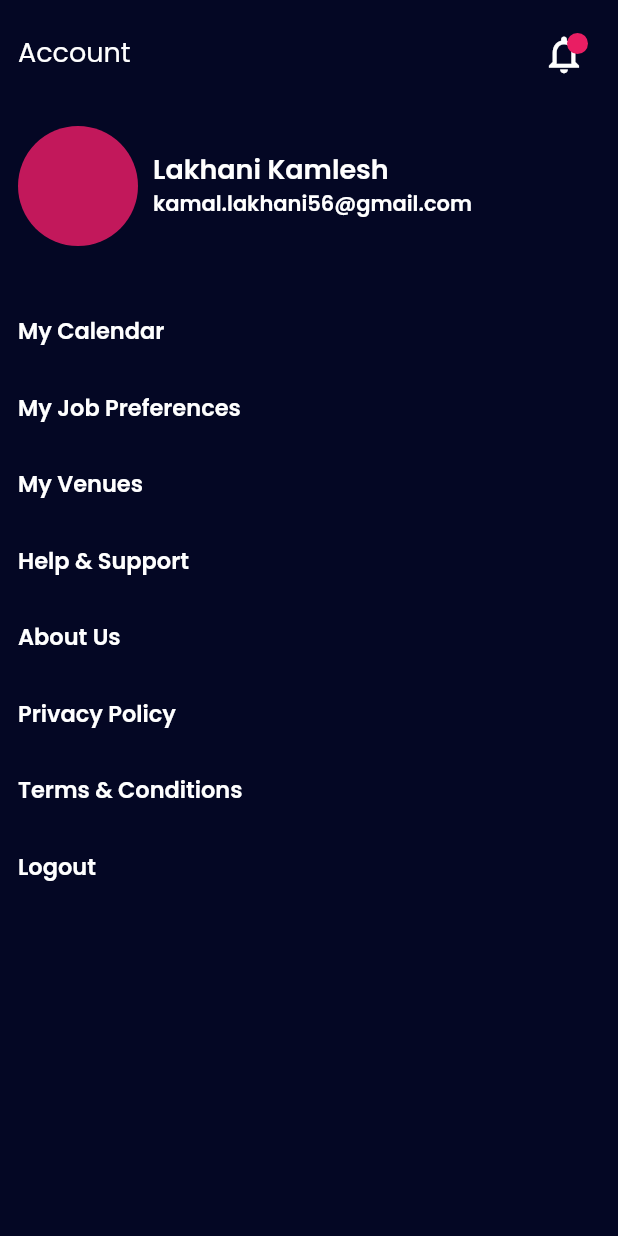
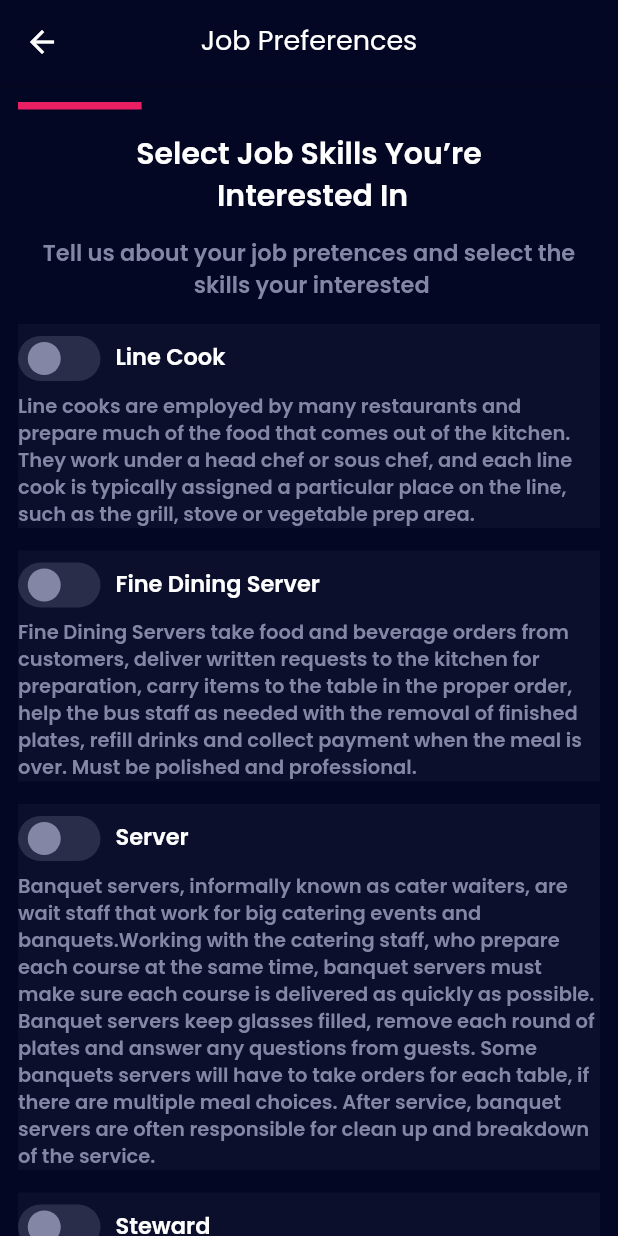
Before and after one commit to fluttertutorialin/mvpeventstaffing, a Flutter app: the AccountPage screen opened directly, after a tap on "My Job Preferences", on a phone screen of 412 x 824 dp. Run offline on Flutter 3.47's test engine with Material 2 defaults, Android fonts, the phone set to English and light mode, and no system bars; our stand-ins replace get, google_fonts, pin_code_text_field.

Commit message:
new ui add

```diff
--- a/lib/binding/import_collection_binding.dart
+++ b/lib/binding/import_collection_binding.dart
@@ -4,3 +4,4 @@ export 'sign_up_binding.dart';
 export 'otp_binding.dart';
 export 'forgot_password_binding.dart';
 export 'bottom_navigation_binding.dart';
+export 'profile_edit_binding.dart';
--- /dev/null
+++ b/lib/binding/profile_edit_binding.dart
@@ -0,0 +1,9 @@
+import 'package:get/get.dart';
+import '../controller/import_collection_controller.dart';
+
+class ProfileEditBinding extends Bindings {
+  @override
+  void dependencies() {
+    Get.lazyPut(() => ProfileEditController());
+  }
+}
--- a/lib/controller/import_collection_controller.dart
+++ b/lib/controller/import_collection_controller.dart
@@ -4,3 +4,4 @@ export 'sign_up_controller.dart';
 export 'otp_controller.dart';
 export 'forgot_password_controller.dart';
 export 'bottom_navigation_controller.dart';
+export 'profile_edit_controller.dart';
--- /dev/null
+++ b/lib/controller/profile_edit_controller.dart
@@ -0,0 +1,5 @@
+import 'package:get/get.dart';
+
+class ProfileEditController extends GetxController{
+
+}
--- a/lib/resource/app_value.dart
+++ b/lib/resource/app_value.dart
@@ -65,6 +65,7 @@ const String homeTitleString = 'Home';
 const String eventsTitleString = 'Events';
 const String accountTitleString = 'Account';
 const String notificationTitleString  = 'Notification';
+const String profileEditTitleString  = 'Profile Edit';
 
 const String loginButtonString = 'Login';
 const String signUpButtonString  = 'Sign Up';
@@ -78,6 +79,7 @@ const String saveAndContinueButtonString = 'Save and Continue';
 const String yesButtonString = 'Yes';
 const String noButtonString = 'No';
 const String updateProfileButtonString = 'Update Profile';
+const String updateButtonString = 'Update';
 
 const String emailHintString = 'Email';
 const String passwordHintString = 'Password';
@@ -95,6 +97,8 @@ const String chooseFileHintString = 'choose file';
 const String searchHintString = 'Search Event';
 const String addressHintString = 'Address';
 const String stateHintString = 'State';
+const String currentPasswordHintString = 'Current Password';
+const String newPasswordHintString = 'New Password';
 
 const String homeBottomMenu = 'Home';
 const String eventsBottomMenu = 'Events';
--- a/lib/route_navigation/app_module.dart
+++ b/lib/route_navigation/app_module.dart
@@ -26,20 +26,35 @@ abstract class AppPage {
         name: verifyOtpRoute,
         binding: OtpBinding(),
         page: () => const OtpPage()),
-    GetPage(name: approvedProfileRoute, page: () => const ApprovedProfilePage()),
-    GetPage(name: approvePendingProfileRoute, page: () => const ApprovePendingProfilePage()),
+    GetPage(
+        name: approvedProfileRoute, page: () => const ApprovedProfilePage()),
+    GetPage(
+        name: approvePendingProfileRoute,
+        page: () => const ApprovePendingProfilePage()),
     GetPage(name: otpSuccessRoute, page: () => const OtpSuccessPage()),
-
-    GetPage(name: stepBasicDetailRoute, page: () => const StepBasicDetailPage()),
-    GetPage(name: stepContactDetailRoute, page: () => const StepContactDetailPage()),
+    GetPage(
+        name: stepBasicDetailRoute, page: () => const StepBasicDetailPage()),
+    GetPage(
+        name: stepContactDetailRoute,
+        page: () => const StepContactDetailPage()),
     GetPage(name: stepJobSettingsRoute, page: () => const StepJobSettingPage()),
-    GetPage(name: stepUploadDocumentRoute, page: () => const StepUploadDocumentPage()),
-    GetPage(name: stepLocationShareRoute, page: () => const StepLocationSharePage()),
-
+    GetPage(
+        name: stepUploadDocumentRoute,
+        page: () => const StepUploadDocumentPage()),
+    GetPage(
+        name: stepLocationShareRoute,
+        page: () => const StepLocationSharePage()),
     GetPage(name: notificationRoute, page: () => const NotificationPage()),
-
-    GetPage(name: bottomNavigationRoute,
+    GetPage(
+        name: bottomNavigationRoute,
         binding: BottomNavigationBinding(),
         page: () => const BottomNavigationPage()),
+    GetPage(
+        name: profileEditRoute,
+        binding: ProfileEditBinding(),
+        page: () => const ProfileEditPage()),
+
+    GetPage(name: profileJobSettingRoute, page: () => const ProfileJobSettingPage()),
+
   ];
 }
--- a/lib/route_navigation/route.dart
+++ b/lib/route_navigation/route.dart
@@ -15,3 +15,5 @@ const String stepLocationShareRoute = '/stepLocationShare';
 
 const String bottomNavigationRoute = '/home';
 const String notificationRoute = '/notification';
+const String profileEditRoute = '/profileEdit';
+const String profileJobSettingRoute = '/ProfileJobSettingPage';
--- a/lib/ui/page/account_page.dart
+++ b/lib/ui/page/account_page.dart
@@ -60,18 +60,27 @@ class AccountPage extends StatelessWidget {
                                       color: whiteColor,
                                       fontSize: 18,
                                       fontWeight: FontWeight.w600))),
-                          Text('kamal.lakhani56@gmail.com',
-                              style: Get.textTheme.headline1!.merge(
-                                  const TextStyle(
-                                      color: whiteColor,
-                                      fontSize: 14,
-                                      fontWeight: FontWeight.w600)))
+                          InkWell(
+                              child: Padding(
+                                  padding:
+                                      const EdgeInsets.all(5),
+                                  child: Text('Profile Edit',
+                                      style: Get.textTheme.headline1!.merge(
+                                          const TextStyle(
+                                              color: primarySwatchColor                           ,
+                                              fontSize: 14,
+                                              fontWeight: FontWeight.w600)))),
+                              onTap: () {
+                                Get.toNamed(profileEditRoute);
+                              })
                         ]))
                   ])),
               const SizedBox(height: 25),
               _menuWidget(name: 'My Calendar'),
               const SizedBox(height: 10),
-              _menuWidget(name: 'My Job Preferences'),
+              _menuWidget(name: 'My Job Preferences', onPress: (){
+                Get.toNamed(profileJobSettingRoute);
+              }),
               const SizedBox(height: 10),
               _menuWidget(name: 'My Venues'),
               const SizedBox(height: 10),
--- a/lib/ui/page/import_collection_page.dart
+++ b/lib/ui/page/import_collection_page.dart
@@ -11,8 +11,10 @@ export 'step_profile/step_job_setting_page.dart';
 export 'step_profile/step_upload_document_page.dart';
 export 'step_profile/step_location_share_page.dart';
 export 'step_profile/approve_pending_profile_page.dart';
+export 'step_profile/profile_job_setting_page.dart';
 export 'home_page.dart';
 export 'event_page.dart';
 export 'venues_page.dart';
 export 'account_page.dart';
 export 'notification_page.dart';
+export 'profile_edit_page.dart';
--- /dev/null
+++ b/lib/ui/page/step_profile/profile_job_setting_page.dart
@@ -0,0 +1,155 @@
+import 'package:flutter/material.dart';
+import 'package:get/get.dart';
+import '../../../route_navigation/route.dart';
+import '../../widget/custom_switch.dart';
+import '../../../resource/app_color.dart';
+import '../../../resource/app_value.dart';
+
+class ProfileJobSettingPage extends StatelessWidget {
+  const ProfileJobSettingPage({Key? key}) : super(key: key);
+
+  @override
+  Widget build(BuildContext context) {
+    return Scaffold(
+        backgroundColor: backgroundColor,
+        appBar: AppBar(
+            centerTitle: true,
+            elevation: 1,
+            backgroundColor: backgroundColor.withOpacity(0.9),
+            title: Text(jobPreferencesTitleString,
+                style: Get.textTheme.bodyText1!
+                    .merge(const TextStyle(color: whiteColor, fontSize: 18)))),
+        body: SingleChildScrollView(
+            child: Container(
+                padding: const EdgeInsets.all(12),
+                child: Column(
+                    crossAxisAlignment: CrossAxisAlignment.start,
+                    children: [
+                      Container(
+                          height: 5,
+                          width: Get.width / 5,
+                          color: primarySwatchColor),
+                      const SizedBox(height: 15),
+                      Center(
+                          child: Text(jobSkillInterestedStep,
+                              style: Get.textTheme.headline1!.merge(
+                                  const TextStyle(
+                                      color: whiteColor,
+                                      fontSize: 20,
+                                      fontWeight: FontWeight.w600)),
+                              textAlign: TextAlign.center)),
+                      const SizedBox(height: 15),
+                      Center(
+                          child: Text(tellUsJobAbout,
+                              style: Get.textTheme.headline1!.merge(
+                                  const TextStyle(
+                                      color: greyColor,
+                                      fontSize: 15,
+                                      fontWeight: FontWeight.w600)),
+                              textAlign: TextAlign.center)),
+                      const SizedBox(height: 15),
+                      Container(
+                          color: boxColor,
+                          child: Column(children: [
+                            Row(children: [
+                              CustomSwitch(value: false, onChanged: (value) {}),
+                              const SizedBox(width: 10),
+                              Text(lineLook,
+                                  style: Get.textTheme.headline1!.merge(
+                                      const TextStyle(
+                                          color: whiteColor,
+                                          fontSize: 15,
+                                          fontWeight: FontWeight.w600)))
+                            ]),
+                            Text(lineLookDetail,
+                                style: Get.textTheme.headline1!.merge(
+                                    const TextStyle(
+                                        color: greyColor,
+                                        fontSize: 13,
+                                        fontWeight: FontWeight.w600)))
+                          ])),
+                      const SizedBox(height: 15),
+                      Container(
+                          color: boxColor,
+                          child: Column(children: [
+                            Row(children: [
+                              CustomSwitch(value: false, onChanged: (value) {}),
+                              const SizedBox(width: 10),
+                              Text(fineDiningServer,
+                                  style: Get.textTheme.headline1!.merge(
+                                      const TextStyle(
+                                          color: whiteColor,
+                                          fontSize: 15,
+                                          fontWeight: FontWeight.w600)))
+                            ]),
+                            Text(fineDiningServerDetail,
+                                style: Get.textTheme.headline1!.merge(
+                                    const TextStyle(
+                                        color: greyColor,
+                                        fontSize: 13,
+                                        fontWeight: FontWeight.w600)))
+                          ])),
+                      const SizedBox(height: 15),
+                      Container(
+                          color: boxColor,
+                          child: Column(children: [
+                            Row(children: [
+                              CustomSwitch(value: false, onChanged: (value) {}),
+                              const SizedBox(width: 10),
+                              Text(server,
+                                  style: Get.textTheme.headline1!.merge(
+                                      const TextStyle(
+                                          color: whiteColor,
+                                          fontSize: 15,
+                                          fontWeight: FontWeight.w600)))
+                            ]),
+                            Text(serverDetail,
+                                style: Get.textTheme.headline1!.merge(
+                                    const TextStyle(
+                                        color: greyColor,
+                                        fontSize: 13,
+                                        fontWeight: FontWeight.w600)))
+                          ])),
+                      const SizedBox(height: 15),
+                      Container(
+                          color: boxColor,
+                          child: Column(children: [
+                            Row(children: [
+                              CustomSwitch(value: false, onChanged: (value) {}),
+                              const SizedBox(width: 10),
+                              Text(steward,
+                                  style: Get.textTheme.headline1!.merge(
+                                      const TextStyle(
+                                          color: whiteColor,
+                                          fontSize: 15,
+                                          fontWeight: FontWeight.w600)))
+                            ]),
+                            Text(stewardDetail,
+                                style: Get.textTheme.headline1!.merge(
+                                    const TextStyle(
+                                        color: greyColor,
+                                        fontSize: 13,
+                                        fontWeight: FontWeight.w600)))
+                          ])),
+                      const SizedBox(height: 15),
+
+                      InkWell(
+                          onTap: () {
+                            Get.toNamed(stepUploadDocumentRoute);
+                          },
+                          child: Container(
+                              padding: const EdgeInsets.symmetric(vertical: 12),
+                              alignment: Alignment.center,
+                              decoration: BoxDecoration(
+                                  borderRadius: const BorderRadius.all(
+                                      Radius.circular(5)),
+                                  gradient: buttonGradient),
+                              child: Text(updateButtonString,
+                                  style: Get.textTheme.subtitle2!.merge(
+                                      const TextStyle(
+                                          color: whiteColor,
+                                          fontWeight: FontWeight.normal,
+                                          fontSize: 18)))))
+                    ]))));
+  }
+}
```
Also changed, not shown: lib/ui/page/profile_edit_page.dart (added, +153 -0 lines).
